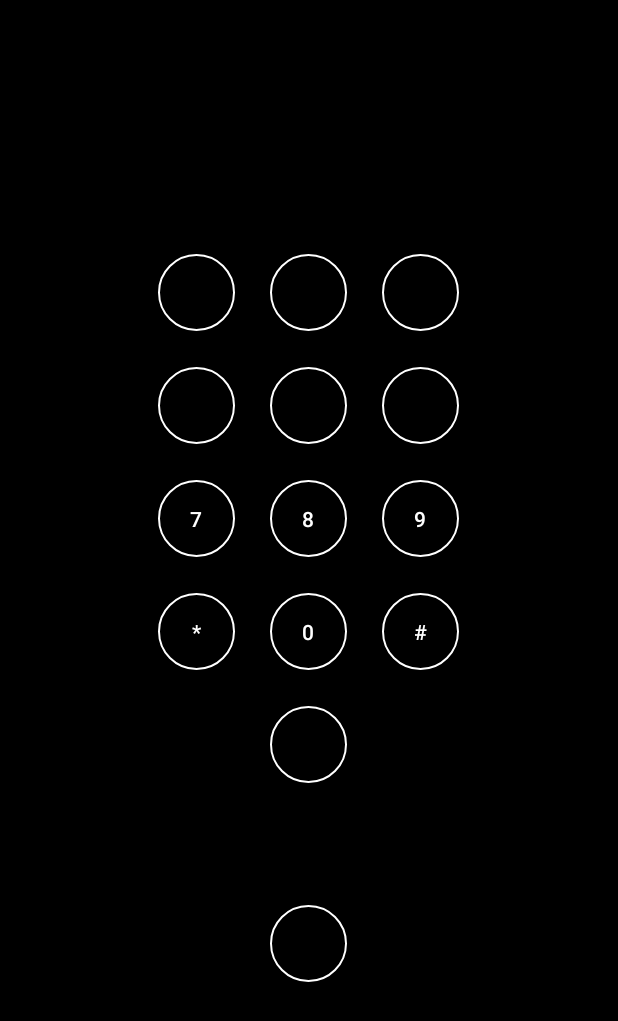
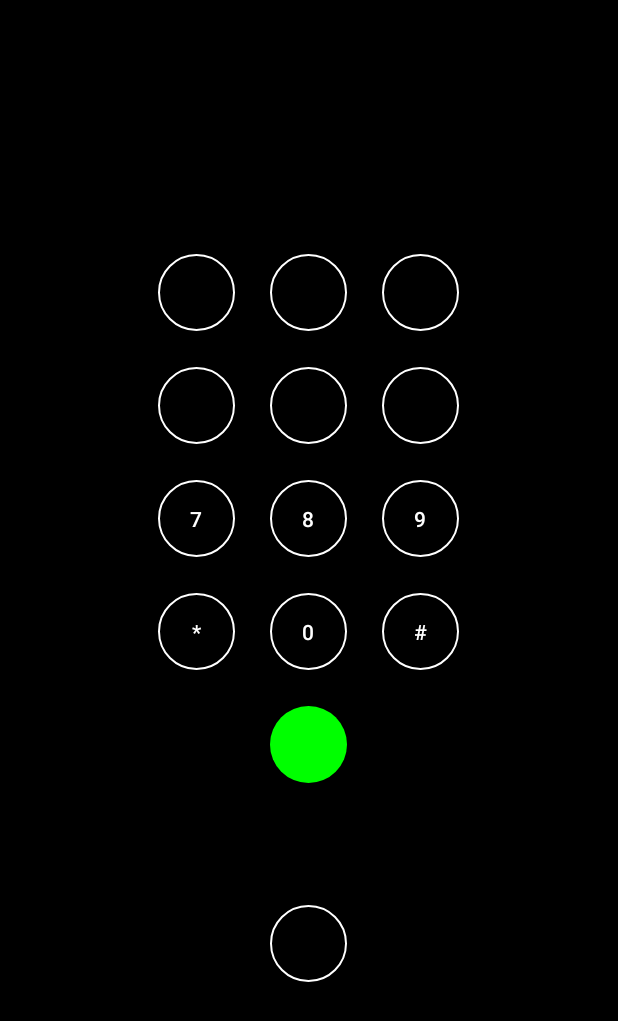
Before and after one commit to specialprojects-experiments/envelope, an Android app: the screen it shows after launch (MainActivity), on a phone screen of 412 x 824 dp. Shown: the top 1021 px of the screen. Run offline under Robolectric (Android 15) with nearby library versions, the phone set to English and light mode, and no system bars; our stand-ins replace Timber.

Commit message:
Rewrite call state update, animations and permissions

```diff
--- a/app/src/main/java/com/specialprojects/experiments/envelopecall/CallActivity.kt
+++ /dev/null
@@ -1,4 +0,0 @@
-package com.specialprojects.experiments.envelopecall
-
-class CallActivity {
-}
--- a/app/src/main/java/com/specialprojects/experiments/envelopecall/EnvelopeCallApp.kt
+++ b/app/src/main/java/com/specialprojects/experiments/envelopecall/EnvelopeCallApp.kt
@@ -7,8 +7,7 @@ import androidx.lifecycle.MutableLiveData
 import timber.log.Timber
 
 class EnvelopeCallApp: Application() {
-    val newCall = MutableLiveData<Call>()
-    val callState = MutableLiveData<Int>()
+    val callState = MutableLiveData<CallState>()
 
     override fun onCreate() {
         super.onCreate()
--- /dev/null
+++ b/app/src/main/res/drawable/call_button_state.xml
@@ -0,0 +1,18 @@
+<?xml version="1.0" encoding="utf-8"?>
+<level-list xmlns:android="http://schemas.android.com/apk/res/android">
+    <item android:minLevel="0" android:maxLevel="0">
+        <shape android:shape="oval">
+            <solid android:color="#00FF00" />
+        </shape>
+    </item>
+    <item android:minLevel="1" android:maxLevel="1">
+        <shape android:shape="oval">
+            <solid android:color="#00FF00" />
+        </shape>
+    </item>
+    <item android:minLevel="2" android:maxLevel="2">
+        <shape android:shape="oval">
+            <solid android:color="#FF0000" />
+        </shape>
+    </item>
+</level-list>
--- a/app/src/main/res/layout/activity_main.xml
+++ b/app/src/main/res/layout/activity_main.xml
@@ -143,7 +143,8 @@
         </LinearLayout>
 
         <Button
-            android:id="@+id/dial_accept"
+            android:id="@+id/call"
+            android:background="@drawable/call_button_state"
             android:layout_marginTop="24dp"
             style="@style/DialButton"
             android:layout_gravity="center_horizontal"
@@ -151,7 +152,7 @@
             android:layout_height="@dimen/button_size" />
 
         <Button
-            android:id="@+id/hangup_refuse"
+            android:id="@+id/clock"
             android:layout_marginTop="81dp"
             style="@style/DialButton"
             android:layout_gravity="center_horizontal"
```
Also changed, not shown: app/src/main/java/com/specialprojects/experiments/envelopecall/CallService.kt (+14 -4 lines), app/src/main/java/com/specialprojects/experiments/envelopecall/CallState.kt (+7 -0 lines), app/src/main/java/com/specialprojects/experiments/envelopecall/MainActivity.kt (+146 -42 lines).
